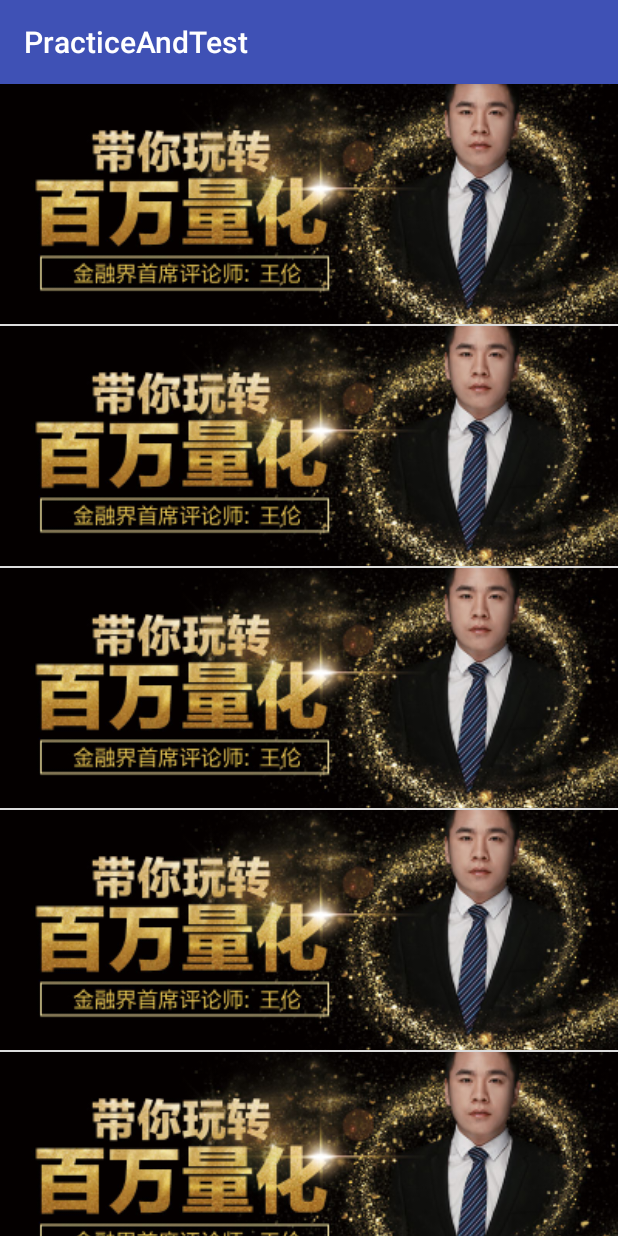
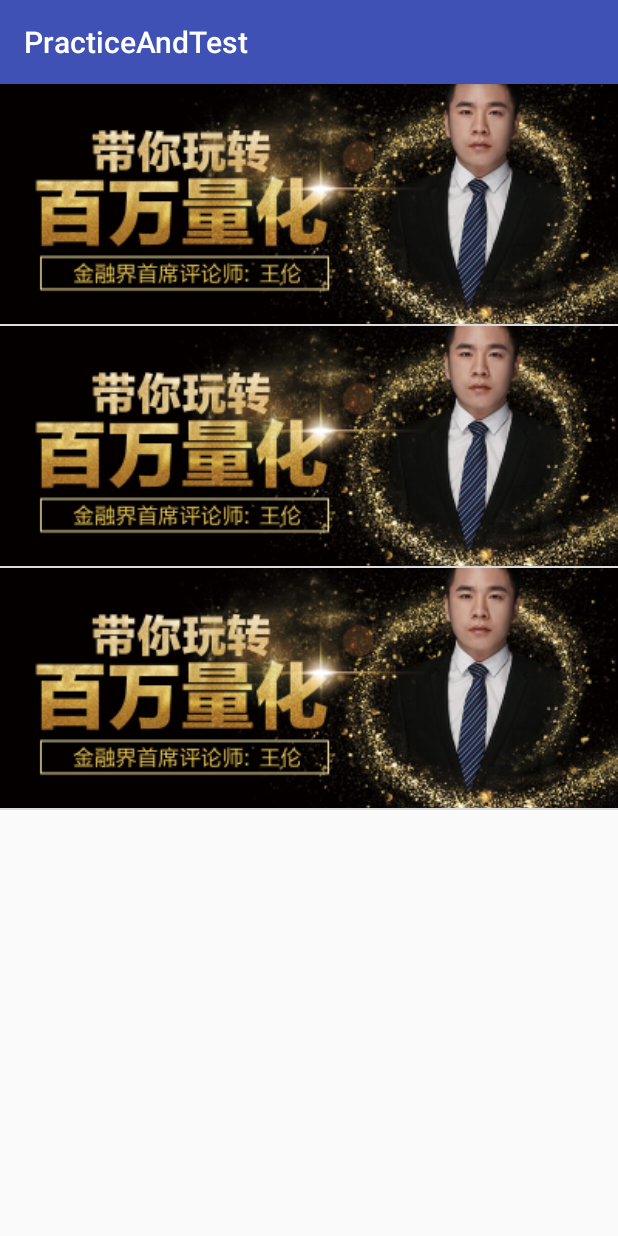
Before and after one commit to tmac1999/PracticeAndTest, an Android app: the screen it shows after launch (TestImageViewActivity), on a phone screen of 412 x 824 dp. Run offline under Robolectric (Android 15) with nearby library versions, the light colour scheme and no system bars.

Commit message:
imageview test improve

```diff
--- a/app/build.gradle
+++ b/app/build.gradle
@@ -29,5 +29,4 @@ dependencies {
     //testCompile 'junit:junit:4.12'
     testCompile 'org.robolectric:robolectric:3.0-rc3'
 
-    implementation 'com.android.support.constraint:constraint-layout:1.0.2'
 }
--- a/app/src/main/java/com/example/mrz/practiceandtest/TestImageViewActivity.java
+++ b/app/src/main/java/com/example/mrz/practiceandtest/TestImageViewActivity.java
@@ -1,7 +1,7 @@
 package com.example.mrz.practiceandtest;
 
+import android.os.Bundle;
 import android.support.v7.app.AppCompatActivity;
-import android.os.Bundle;
 import android.view.View;
 import android.view.ViewGroup;
 import android.widget.BaseAdapter;
@@ -17,7 +17,7 @@ public class TestImageViewActivity extends AppCompatActivity {
         lv.setAdapter(new BaseAdapter() {
             @Override
             public int getCount() {
-                return 20;
+                return 3;
             }
 
             @Override
--- a/app/src/main/res/layout/activity_test_image_view.xml
+++ b/app/src/main/res/layout/activity_test_image_view.xml
@@ -1,13 +1,19 @@
 <?xml version="1.0" encoding="utf-8"?>
-<android.support.constraint.ConstraintLayout xmlns:android="http://schemas.android.com/apk/res/android"
+<LinearLayout xmlns:android="http://schemas.android.com/apk/res/android"
     xmlns:app="http://schemas.android.com/apk/res-auto"
     xmlns:tools="http://schemas.android.com/tools"
     android:layout_width="match_parent"
     android:layout_height="match_parent"
     tools:context="com.example.mrz.practiceandtest.TestImageViewActivity">
-<ListView
-    android:layout_width="match_parent"
-    android:id="@+id/lv"
-    android:layout_height="match_parent"/>
 
-</android.support.constraint.ConstraintLayout>
+    <ListView
+        android:id="@+id/lv"
+        android:layout_width="match_parent"
+        android:layout_height="match_parent" />
+    <!--<TextView-->
+        <!--android:layout_width="97dp"-->
+        <!--android:layout_height="73dp"-->
+        <!--android:layout_marginBottom="8dp"-->
+        <!--android:layout_marginEnd="8dp"-->
+        <!--android:text="why cant open me" />-->
+</LinearLayout>
--- a/build.gradle
+++ b/build.gradle
@@ -5,7 +5,7 @@ buildscript {
         jcenter()
     }
     dependencies {
-        classpath 'com.android.tools.build:gradle:3.0.0-alpha4'
+        classpath 'com.android.tools.build:gradle:2.2.3'
 
         // NOTE: Do not place your application dependencies here; they belong
         // in the individual module build.gradle files
```
Also changed, not shown: gradle/wrapper/gradle-wrapper.properties.
